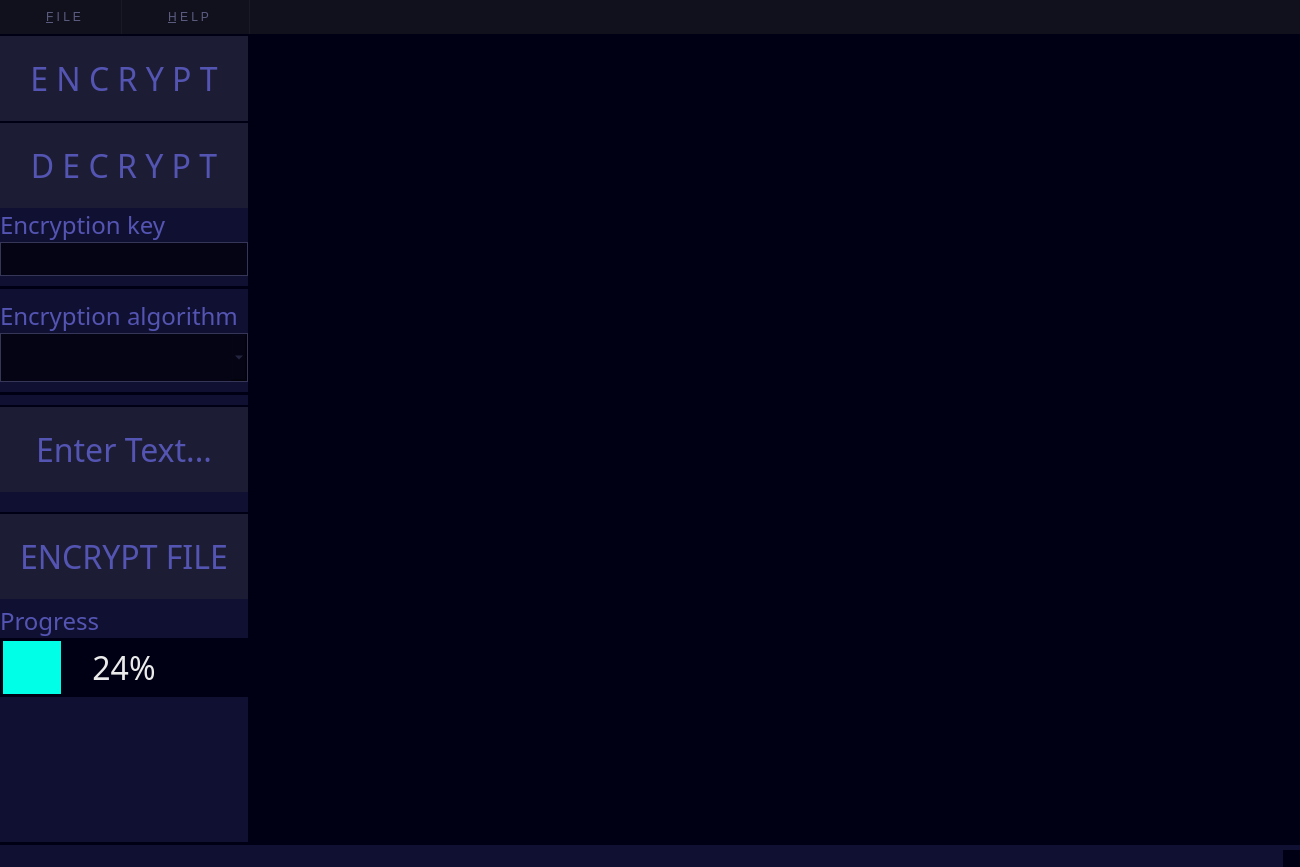
Before: the Qt Designer form ImageVaultGUI/ImageVaultGUI.ui in jvkus/ImageVault, drawn with Qt 5.
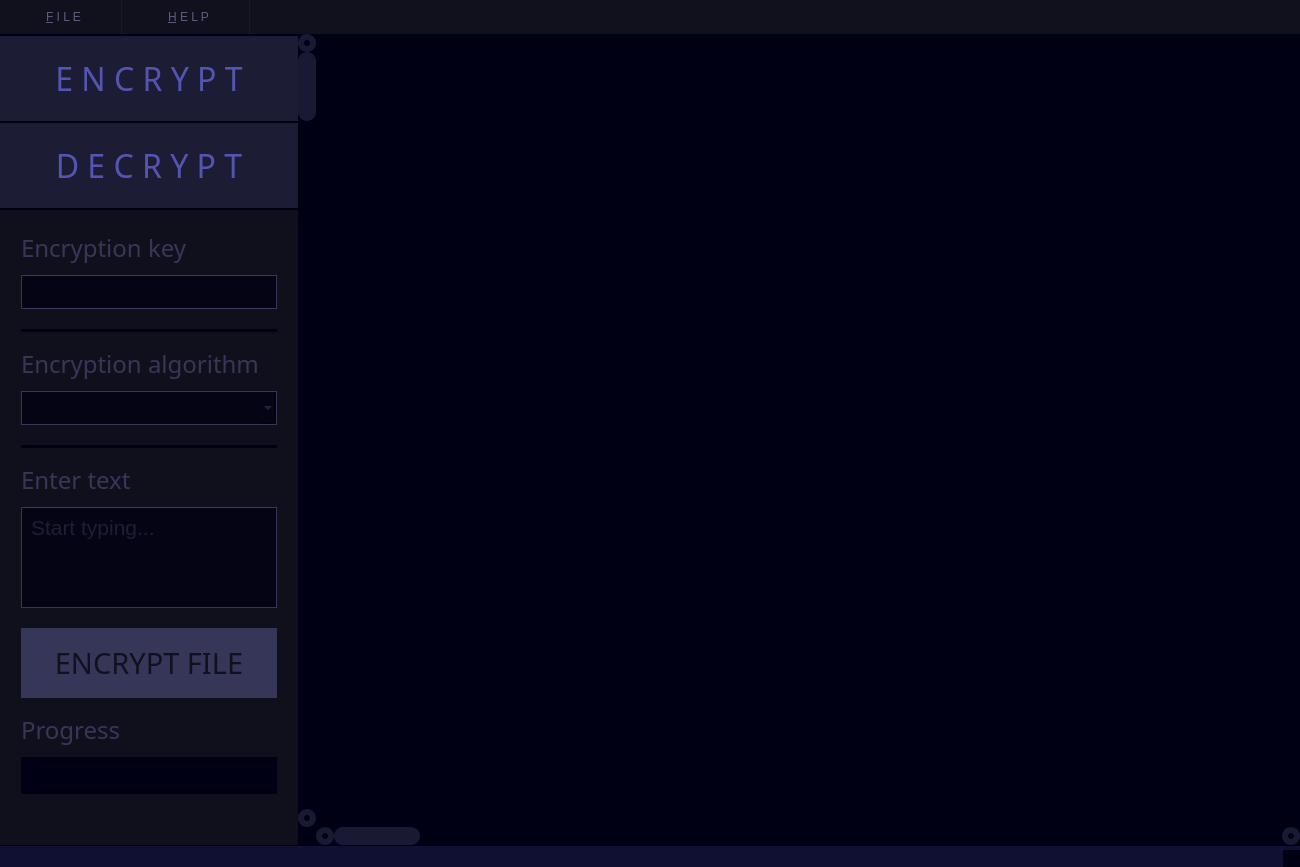
After: the same form once the commit is applied.

Commit message: Major UI changes implemented. Not yet perfect, but good enough until more backend concerns are addressed.

What changed in the file:
```diff
--- a/ImageVaultGUI/ImageVaultGUI.ui
+++ b/ImageVaultGUI/ImageVaultGUI.ui
@@ -26,11 +26,12 @@
 	background-color: #000015;
 	selection-color: #eaeaea;
 	selection-background-color: #f77411;
-	font: 24pt &quot;Source Sans Pro&quot;;
+	font: &quot;Source Sans Pro&quot;;
 }
 QMenuBar {
 	color: #5b5b80;
 	background-color: #11111e;
+	font: 24pt &quot;Source Sans Pro&quot;;
 }
 QMenuBar::item {
 	padding: 10px 40px;
@@ -57,14 +58,23 @@
 	color: #d7d7d9;
 	background-color: #26264d;
 }
-QFrame#sidebar {
-	background-color: #101033;
-	color: #ff0000;
+QFrame {
+	background-color: #10101d;
+}
+QFrame#userInteractSpace {
+	padding: 10px 20px;
+}
+#line, #line_2 {
+	background-color: #000015;
 }
 QLabel {
 	color: #5454b3;
 	background: transparent;
-	font: 63 18pt &quot;Source Sans Pro&quot;;
+	font: 18pt &quot;Source Sans Pro&quot;;
+	padding-bottom: 10px;
+}
+QLabel:disabled {
+	color: #363659;
 }
 QRadioButton {
 	color: #eaeaea;
@@ -72,29 +82,23 @@
 	padding-left: 5px;
 	background: transparent;
 }
-QLineEdit {
+QLineEdit, QPlainTextEdit, QComboBox {
 	font: 16pt;
 	color: #ccccff;
+	background-color: #000015;
 	border: 1px solid #363659;
 	padding-left: 5px;
 	padding-right: 5px;
 }
-QLineEdit:!editable {
+QLineEdit:disabled, QPlainTextEdit:disabled, QComboBox:disabled {
 	color: #363659;
 	background-color: #040414;
 }
-QLineEdit:focus {
-	border: 1px solid #18e8a6;
+QPlainTextEdit {
+	padding: 3px 5px;
+	font: 14pt &quot;Source Sans Pro Semibold&quot;;
 }
-QComboBox {
-	color: #ccccff;
-	border: 1px solid #363659;
-}
-QComboBox:!editable {
-	color: #363659;
-	background-color: #040414;
-}
-QComboBox:selected {
+QLineEdit:focus, QPlainTextEdit:focus, QComboBox:selected {
 	border: 1px solid #18e8a6;
 }
 QPushButton {
@@ -103,21 +107,37 @@
 	border-top: 2px solid #000015;
 	padding: 20px;
 }
+QPushButton#DecryptRadio {
+	border-bottom: 2px solid #000015;
+}
 QPushButton:pressed, QPushButton:checked {
 	color: #ccccff;
 	background-color: #3c3c80
 }
+QPushButton#DecryptEncryptButton {
+	border: 0;
+	color: #181834;
+	background-color: #18e8a6;
+	font: 63 22pt &quot;Source Sans Pro Semibold&quot;;
+	padding: 15px 20px;
+}
+QPushButton#DecryptEncryptButton:!enabled {
+	color: #11111e;
+	background-color: #363659;
+}
 QProgressBar {
-	border: 3px solid #000015;
+	border: 1px solid #000015;
+	font: 14pt &quot;Source Sans Pro Semibold&quot;;
 }
 QProgressBar::chunk {
-	background-color: #00ffe7;
+	background-color: qlineargradient(spread:pad, x1:0, y1:0, x2:1, y2:0, stop:0 rgba(255, 0, 132, 255), stop:1 rgba(255, 0, 90, 255));
 }
 QScrollArea {
 	border: none;
 }
 QStatusBar {
 	background-color: #101033;
+	border-top: 1px solid #000015;
 }</string>
   </property>
   <widget class="QWidget" name="centralWidget">
@@ -624,7 +644,62 @@
     </palette>
    </property>
    <property name="styleSheet">
-    <string notr="true"/>
+    <string notr="true">QScrollBar:horizontal, QScrollBar:vertical {
+	border: 0;
+	background: #000015;
+}
+QScrollBar:horizontal {
+	height: 18px;
+	margin: 0px 18px;
+}
+QScrollBar:vertical {
+	width: 18px;
+	margin: 18px 0px;
+}
+QScrollBar::handle:horizontal, QScrollBar::handle:vertical {
+	background: #191934;
+	border-radius: 9px;
+}
+QScrollBar::handle:horizontal {
+	min-width: 18px;
+}
+QScrollBar::handle:vertical {
+	min-height: 18px;
+}
+QScrollBar::add-line:vertical {
+	height: 18px;
+	subcontrol-position: bottom;
+	subcontrol-origin: margin;
+}
+QScrollBar::sub-line:vertical {
+	height: 18px;
+	subcontrol-position: top;
+	subcontrol-origin: margin;
+}
+QScrollBar::add-line:horizontal {
+	width: 18px;
+	subcontrol-position: right;
+	subcontrol-origin: margin;
+}
+QScrollBar::sub-line:horizontal {
+	width: 18px;
+	subcontrol-position: left;
+	subcontrol-origin: margin;
+}
+QScrollBar::add-line:vertical, QScrollBar::sub-line:vertical, QScrollBar::add-line:horizontal, QScrollBar::sub-line:horizontal {
+	border: 0;
+	border-radius: 9px;
+	background: #191934;
+}
+QScrollBar::left-arrow:horizontal, QScrollBar::right-arrow:horizontal, QScrollBar::down-arrow:vertical, QScrollBar::up-arrow:vertical {
+	background: #000015;
+	width: 6px;
+	height: 6px;
+	border-radius: 3px;
+}
+QScrollBar::add-page:horizontal, QScrollBar::sub-page:horizontal, QScrollBar::add-page:vertical, QScrollBar::sub-page:vertical {
+	background: none;
+}</string>
    </property>
    <layout class="QGridLayout" name="gridLayout_3">
     <property name="leftMargin">
@@ -642,88 +717,6 @@
     <property name="spacing">
      <number>0</number>
     </property>
-    <item row="0" column="1" rowspan="4">
-     <layout class="QGridLayout" name="previewArea" rowstretch="0" columnstretch="0,0">
-      <property name="sizeConstraint">
-       <enum>QLayout::SetDefaultConstraint</enum>
-      </property>
-      <property name="spacing">
-       <number>0</number>
-      </property>
-      <item row="0" column="0">
-       <widget class="QScrollArea" name="scrollArea">
-        <property name="frameShape">
-         <enum>QFrame::StyledPanel</enum>
-        </property>
-        <property name="frameShadow">
-         <enum>QFrame::Sunken</enum>
-        </property>
-        <property name="lineWidth">
-         <number>0</number>
-        </property>
-        <property name="midLineWidth">
-         <number>0</number>
-        </property>
-        <property name="widgetResizable">
-         <bool>true</bool>
-        </property>
-        <property name="alignment">
-         <set>Qt::AlignCenter</set>
-        </property>
-        <widget class="QWidget" name="scrollAreaWidgetContents">
-         <property name="geometry">
-          <rect>
-           <x>0</x>
-           <y>0</y>
-           <width>1071</width>
-           <height>759</height>
-          </rect>
-         </property>
-         <widget class="QLabel" name="imageLabel">
-          <property name="geometry">
-           <rect>
-            <x>320</x>
-            <y>170</y>
-            <width>441</width>
-            <height>401</height>
-           </rect>
-          </property>
-          <property name="sizePolicy">
-           <sizepolicy hsizetype="Ignored" vsizetype="Ignored">
-            <horstretch>0</horstretch>
-            <verstretch>0</verstretch>
-           </sizepolicy>
-          </property>
-          <property name="autoFillBackground">
-           <bool>false</bool>
-          </property>
-          <property name="frameShape">
-           <enum>QFrame::StyledPanel</enum>
-          </property>
-          <property name="frameShadow">
-           <enum>QFrame::Sunken</enum>
-          </property>
-          <property name="lineWidth">
-           <number>0</number>
-          </property>
-          <property name="text">
-           <string/>
-          </property>
-          <property name="textFormat">
-           <enum>Qt::AutoText</enum>
-          </property>
-          <property name="scaledContents">
-           <bool>true</bool>
-          </property>
-          <property name="margin">
-           <number>5</number>
-          </property>
-         </widget>
-        </widget>
-       </widget>
-      </item>
-     </layout>
-    </item>
     <item row="1" column="0">
      <widget class="QFrame" name="sidebar">
       <property name="frameShape">
@@ -833,7 +826,8 @@
         </layout>
        </item>
        <item>
-        <layout class="QVBoxLayout" name="verticalLayout_3">
+        <widget class="QFrame" name="userInteractSpace">
+         <layout class="QVBoxLayout" name="userSettingSpace">
          <property name="spacing">
           <number>0</number>
          </property>
@@ -841,10 +835,10 @@
           <enum>QLayout::SetMaximumSize</enum>
          </property>
          <property name="leftMargin">
-          <number>0</number>
+           <number>1</number>
          </property>
          <property name="rightMargin">
-          <number>0</number>
+           <number>1</number>
          </property>
          <item>
           <layout class="QVBoxLayout" name="verticalLayout">
@@ -862,6 +856,9 @@
            </property>
            <item>
             <widget class="QLabel" name="EncryptionKeyLabel">
+              <property name="enabled">
+               <bool>false</bool>
+              </property>
              <property name="sizePolicy">
               <sizepolicy hsizetype="Maximum" vsizetype="Preferred">
                <horstretch>0</horstretch>
@@ -878,7 +875,7 @@
               <font>
                <family>Source Sans Pro</family>
                <pointsize>18</pointsize>
-               <weight>7</weight>
+                <weight>50</weight>
                <italic>false</italic>
                <bold>false</bold>
               </font>
@@ -890,12 +887,18 @@
               <set>Qt::AlignLeading|Qt::AlignLeft|Qt::AlignVCenter</set>
              </property>
              <property name="margin">
-              <number>2</number>
+               <number>0</number>
+              </property>
+              <property name="indent">
+               <number>0</number>
              </property>
             </widget>
            </item>
            <item>
             <widget class="QLineEdit" name="EncryptionKey">
+              <property name="enabled">
+               <bool>false</bool>
+              </property>
              <property name="sizePolicy">
               <sizepolicy hsizetype="Maximum" vsizetype="Preferred">
                <horstretch>0</horstretch>
@@ -923,6 +926,9 @@
              <property name="echoMode">
               <enum>QLineEdit::Password</enum>
              </property>
+              <property name="readOnly">
+               <bool>false</bool>
+              </property>
             </widget>
            </item>
            <item>
@@ -936,16 +942,34 @@
              <property name="sizeHint" stdset="0">
               <size>
                <width>20</width>
-               <height>10</height>
+                <height>20</height>
               </size>
              </property>
             </spacer>
            </item>
            <item>
             <widget class="Line" name="line">
+              <property name="sizePolicy">
+               <sizepolicy hsizetype="Minimum" vsizetype="Fixed">
+                <horstretch>0</horstretch>
+                <verstretch>0</verstretch>
+               </sizepolicy>
+              </property>
+              <property name="maximumSize">
+               <size>
+                <width>16777215</width>
+                <height>16777215</height>
+               </size>
+              </property>
              <property name="frameShadow">
               <enum>QFrame::Plain</enum>
              </property>
+              <property name="lineWidth">
+               <number>0</number>
+              </property>
+              <property name="midLineWidth">
+               <number>0</number>
+              </property>
              <property name="orientation">
               <enum>Qt::Horizontal</enum>
              </property>
@@ -962,13 +986,16 @@
              <property name="sizeHint" stdset="0">
               <size>
                <width>20</width>
-               <height>10</height>
+                <height>15</height>
               </size>
              </property>
             </spacer>
            </item>
            <item>
             <widget class="QLabel" name="AlgorithmSelectLabel">
+              <property name="enabled">
+               <bool>false</bool>
+              </property>
              <property name="sizePolicy">
               <sizepolicy hsizetype="Maximum" vsizetype="Preferred">
                <horstretch>0</horstretch>
@@ -985,7 +1012,7 @@
               <font>
                <family>Source Sans Pro</family>
                <pointsize>18</pointsize>
-               <weight>7</weight>
+                <weight>50</weight>
                <italic>false</italic>
                <bold>false</bold>
               </font>
@@ -1003,12 +1030,18 @@
               <set>Qt::AlignLeading|Qt::AlignLeft|Qt::AlignVCenter</set>
              </property>
              <property name="margin">
-              <number>2</number>
+               <number>0</number>
+              </property>
+              <property name="indent">
+               <number>0</number>
              </property>
             </widget>
            </item>
            <item>
             <widget class="QComboBox" name="comboBox">
+              <property name="enabled">
+               <bool>false</bool>
+              </property>
              <property name="sizePolicy">
               <sizepolicy hsizetype="Maximum" vsizetype="Preferred">
                <horstretch>0</horstretch>
@@ -1024,12 +1057,15 @@
              <property name="font">
               <font>
                <family>Source Sans Pro</family>
-               <pointsize>24</pointsize>
+                <pointsize>16</pointsize>
                <weight>50</weight>
                <italic>false</italic>
                <bold>false</bold>
               </font>
              </property>
+              <property name="editable">
+               <bool>false</bool>
+              </property>
             </widget>
            </item>
            <item>
@@ -1043,13 +1079,19 @@
              <property name="sizeHint" stdset="0">
               <size>
                <width>20</width>
-               <height>10</height>
+                <height>20</height>
               </size>
              </property>
             </spacer>
            </item>
            <item>
             <widget class="Line" name="line_2">
+              <property name="frameShadow">
+               <enum>QFrame::Plain</enum>
+              </property>
+              <property name="lineWidth">
+               <number>0</number>
+              </property>
              <property name="orientation">
               <enum>Qt::Horizontal</enum>
              </property>
@@ -1066,43 +1108,56 @@
              <property name="sizeHint" stdset="0">
               <size>
                <width>20</width>
-               <height>10</height>
+                <height>15</height>
               </size>
              </property>
             </spacer>
            </item>
            <item>
-            <widget class="QPushButton" name="enterTextButton">
+             <widget class="QLabel" name="EnterTextLabel">
              <property name="enabled">
               <bool>false</bool>
              </property>
-             <property name="sizePolicy">
-              <sizepolicy hsizetype="Maximum" vsizetype="Fixed">
-               <horstretch>0</horstretch>
-               <verstretch>0</verstretch>
-              </sizepolicy>
-             </property>
-             <property name="maximumSize">
-              <size>
-               <width>300</width>
-               <height>16777215</height>
-              </size>
-             </property>
              <property name="font">
               <font>
                <family>Source Sans Pro</family>
-               <pointsize>24</pointsize>
+                <pointsize>18</pointsize>
                <weight>50</weight>
                <italic>false</italic>
                <bold>false</bold>
-              </font>
-             </property>
+                <underline>false</underline>
+                <stylestrategy>PreferDefault</stylestrategy>
+                <kerning>true</kerning>
+               </font>
+              </property>
+              <property name="cursor">
+               <cursorShape>ArrowCursor</cursorShape>
+              </property>
              <property name="text">
-              <string>Enter Text...</string>
-             </property>
-             <property name="flat">
+               <string>Enter text</string>
+              </property>
+              <property name="indent">
+               <number>0</number>
+              </property>
+             </widget>
+            </item>
+            <item>
+             <widget class="QPlainTextEdit" name="plainTextEdit">
+              <property name="enabled">
               <bool>false</bool>
              </property>
+              <property name="sizePolicy">
+               <sizepolicy hsizetype="Fixed" vsizetype="Expanding">
+                <horstretch>0</horstretch>
+                <verstretch>0</verstretch>
+               </sizepolicy>
+              </property>
+              <property name="readOnly">
+               <bool>false</bool>
+              </property>
+              <property name="placeholderText">
+               <string>Start typing...</string>
+              </property>
             </widget>
            </item>
            <item>
@@ -1124,24 +1179,6 @@
           </layout>
          </item>
          <item>
-          <spacer name="verticalSpacer_4">
-           <property name="orientation">
-            <enum>Qt::Vertical</enum>
-           </property>
-           <property name="sizeType">
-            <enum>QSizePolicy::Fixed</enum>
-           </property>
-           <property name="sizeHint" stdset="0">
-            <size>
-             <width>170</width>
-             <height>0</height>
-            </size>
-           </property>
-          </spacer>
-         </item>
-        </layout>
-       </item>
-       <item>
         <layout class="QVBoxLayout" name="verticalLayout_5">
          <property name="spacing">
           <number>0</number>
@@ -1168,9 +1205,9 @@
            </property>
            <property name="font">
             <font>
-             <family>Source Sans Pro</family>
-             <pointsize>24</pointsize>
-             <weight>50</weight>
+                <family>Source Sans Pro Semibold</family>
+                <pointsize>22</pointsize>
+                <weight>7</weight>
              <italic>false</italic>
              <bold>false</bold>
             </font>
@@ -1194,13 +1231,16 @@
            <property name="sizeHint" stdset="0">
             <size>
              <width>170</width>
-             <height>5</height>
+                <height>15</height>
             </size>
            </property>
           </spacer>
          </item>
          <item>
-          <widget class="QLabel" name="label">
+             <widget class="QLabel" name="ProgressLabel">
+              <property name="enabled">
+               <bool>false</bool>
+              </property>
            <property name="sizePolicy">
             <sizepolicy hsizetype="Maximum" vsizetype="Preferred">
              <horstretch>0</horstretch>
@@ -1217,7 +1257,7 @@
             <font>
              <family>Source Sans Pro</family>
              <pointsize>18</pointsize>
-             <weight>7</weight>
+                <weight>50</weight>
              <italic>false</italic>
              <bold>false</bold>
             </font>
@@ -1228,6 +1268,12 @@
            <property name="alignment">
             <set>Qt::AlignLeading|Qt::AlignLeft|Qt::AlignVCenter</set>
            </property>
+              <property name="margin">
+               <number>0</number>
+              </property>
+              <property name="indent">
+               <number>0</number>
+              </property>
           </widget>
          </item>
          <item>
@@ -1246,21 +1292,21 @@
            </property>
            <property name="font">
             <font>
-             <family>Source Sans Pro</family>
-             <pointsize>24</pointsize>
+                <family>Source Sans Pro Semibold</family>
+                <pointsize>14</pointsize>
              <weight>50</weight>
              <italic>false</italic>
              <bold>false</bold>
             </font>
            </property>
            <property name="value">
-            <number>24</number>
+               <number>0</number>
            </property>
            <property name="alignment">
             <set>Qt::AlignCenter</set>
            </property>
            <property name="textVisible">
-            <bool>true</bool>
+               <bool>false</bool>
            </property>
            <property name="orientation">
             <enum>Qt::Horizontal</enum>
@@ -1310,15 +1356,104 @@
       </layout>
      </widget>
     </item>
-    <item row="2" column="0">
-     <widget class="Line" name="line_3">
+      </layout>
+     </widget>
+    </item>
+    <item row="0" column="1" rowspan="3">
+     <layout class="QGridLayout" name="previewArea" rowstretch="0,0" columnstretch="0,0">
+      <property name="sizeConstraint">
+       <enum>QLayout::SetDefaultConstraint</enum>
+      </property>
+      <property name="spacing">
+       <number>0</number>
+      </property>
+      <item row="0" column="0">
+       <widget class="QScrollBar" name="verticalScrollBar">
+        <property name="orientation">
+         <enum>Qt::Vertical</enum>
+        </property>
+       </widget>
+      </item>
+      <item row="0" column="1">
+       <widget class="QScrollArea" name="scrollArea">
+        <property name="frameShape">
+         <enum>QFrame::StyledPanel</enum>
+        </property>
       <property name="frameShadow">
-       <enum>QFrame::Plain</enum>
-      </property>
+         <enum>QFrame::Sunken</enum>
+        </property>
+        <property name="lineWidth">
+         <number>0</number>
+        </property>
+        <property name="midLineWidth">
+         <number>0</number>
+        </property>
+        <property name="widgetResizable">
+         <bool>true</bool>
+        </property>
+        <property name="alignment">
+         <set>Qt::AlignCenter</set>
+        </property>
+        <widget class="QWidget" name="scrollAreaWidgetContents">
+         <property name="geometry">
+          <rect>
+           <x>0</x>
+           <y>0</y>
+           <width>980</width>
+           <height>766</height>
+          </rect>
+         </property>
+         <widget class="QLabel" name="imageLabel">
+          <property name="geometry">
+           <rect>
+            <x>310</x>
+            <y>170</y>
+            <width>441</width>
+            <height>401</height>
+           </rect>
+          </property>
+          <property name="sizePolicy">
+           <sizepolicy hsizetype="Ignored" vsizetype="Ignored">
+            <horstretch>0</horstretch>
+            <verstretch>0</verstretch>
+           </sizepolicy>
+          </property>
+          <property name="autoFillBackground">
+           <bool>false</bool>
+          </property>
+          <property name="frameShape">
+           <enum>QFrame::StyledPanel</enum>
+          </property>
+          <property name="frameShadow">
+           <enum>QFrame::Sunken</enum>
+          </property>
+          <property name="lineWidth">
+           <number>0</number>
+          </property>
+          <property name="text">
+           <string/>
+          </property>
+          <property name="textFormat">
+           <enum>Qt::AutoText</enum>
+          </property>
+          <property name="scaledContents">
+           <bool>true</bool>
+          </property>
+          <property name="margin">
+           <number>5</number>
+          </property>
+         </widget>
+        </widget>
+       </widget>
+      </item>
+      <item row="1" column="1">
+       <widget class="QScrollBar" name="horizontalScrollBar">
       <property name="orientation">
        <enum>Qt::Horizontal</enum>
       </property>
      </widget>
+      </item>
+     </layout>
     </item>
    </layout>
   </widget>
```
Left out of the diff: 17 changed lines with no effect on the pictures. Lines whose indentation alone changed are shown as unchanged. The commit also changes 3 other files.
